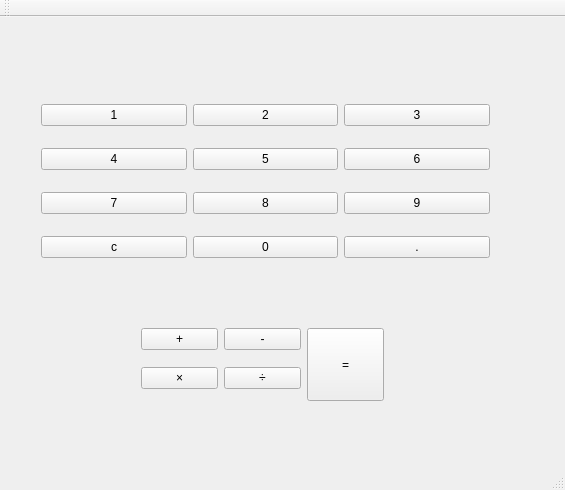
Above: mainwindow.ui from ChenbeBryant/ez_calculator before the change. Below: the same form after it.
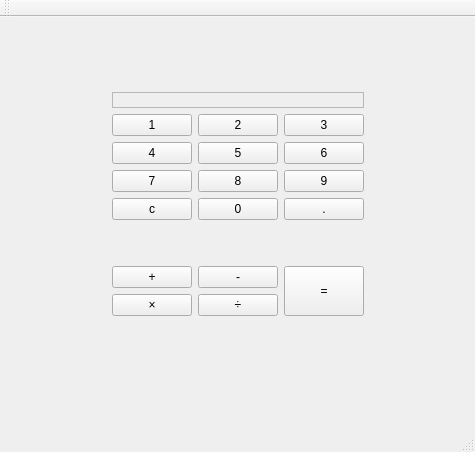
That is the form after the change.

Diff of the .ui file:
```diff
--- a/mainwindow.ui
+++ b/mainwindow.ui
@@ -6,52 +6,126 @@
    <rect>
     <x>0</x>
     <y>0</y>
-    <width>565</width>
-    <height>490</height>
+    <width>475</width>
+    <height>452</height>
    </rect>
   </property>
   <property name="windowTitle">
    <string>MainWindow</string>
   </property>
   <widget class="QWidget" name="centralWidget">
-   <widget class="QWidget" name="gridLayoutWidget">
-    <property name="geometry">
-     <rect>
-      <x>30</x>
-      <y>60</y>
-      <width>471</width>
-      <height>211</height>
-     </rect>
-    </property>
-    <layout class="QGridLayout" name="gridLayout">
-     <item row="0" column="0">
-      <widget class="QPushButton" name="NUM_1">
+   <property name="layoutDirection">
+    <enum>Qt::LeftToRight</enum>
+   </property>
+   <layout class="QGridLayout" name="gridLayout_3">
+    <item row="3" column="2">
+     <spacer name="horizontalSpacer_2">
+      <property name="orientation">
+       <enum>Qt::Horizontal</enum>
+      </property>
+      <property name="sizeHint" stdset="0">
+       <size>
+        <width>40</width>
+        <height>20</height>
+       </size>
+      </property>
+     </spacer>
+    </item>
+    <item row="1" column="1">
+     <widget class="QLabel" name="display_window">
+      <property name="cursor">
+       <cursorShape>ArrowCursor</cursorShape>
+      </property>
+      <property name="layoutDirection">
+       <enum>Qt::LeftToRight</enum>
+      </property>
+      <property name="autoFillBackground">
+       <bool>false</bool>
+      </property>
+      <property name="frameShape">
+       <enum>QFrame::StyledPanel</enum>
+      </property>
        <property name="text">
-        <string>1</string>
+       <string/>
        </property>
       </widget>
      </item>
+    <item row="3" column="0">
+     <spacer name="horizontalSpacer">
+      <property name="orientation">
+       <enum>Qt::Horizontal</enum>
+      </property>
+      <property name="sizeHint" stdset="0">
+       <size>
+        <width>40</width>
+        <height>20</height>
+       </size>
+      </property>
+     </spacer>
+    </item>
+    <item row="0" column="1">
+     <spacer name="verticalSpacer_2">
+      <property name="orientation">
+       <enum>Qt::Vertical</enum>
+      </property>
+      <property name="sizeHint" stdset="0">
+       <size>
+        <width>20</width>
+        <height>40</height>
+       </size>
+      </property>
+     </spacer>
+    </item>
+    <item row="4" column="1">
+     <spacer name="verticalSpacer_3">
+      <property name="orientation">
+       <enum>Qt::Vertical</enum>
+      </property>
+      <property name="sizeHint" stdset="0">
+       <size>
+        <width>20</width>
+        <height>40</height>
+       </size>
+      </property>
+     </spacer>
+    </item>
      <item row="2" column="1">
+     <layout class="QGridLayout" name="gridLayout">
+      <item row="3" column="1">
       <widget class="QPushButton" name="NUM_8">
        <property name="text">
         <string>8</string>
        </property>
       </widget>
      </item>
-     <item row="2" column="2">
+      <item row="0" column="0">
+       <widget class="QPushButton" name="NUM_1">
+        <property name="text">
+         <string>1</string>
+        </property>
+       </widget>
+      </item>
+      <item row="3" column="0">
+       <widget class="QPushButton" name="NUM_7">
+        <property name="text">
+         <string>7</string>
+        </property>
+       </widget>
+      </item>
+      <item row="0" column="2">
+       <widget class="QPushButton" name="NUM_3">
+        <property name="text">
+         <string>3</string>
+        </property>
+       </widget>
+      </item>
+      <item row="3" column="2">
       <widget class="QPushButton" name="NUM_9">
        <property name="text">
         <string>9</string>
        </property>
       </widget>
      </item>
-     <item row="1" column="0">
-      <widget class="QPushButton" name="NUM_4">
-       <property name="text">
-        <string>4</string>
-       </property>
-      </widget>
-     </item>
      <item row="0" column="1">
       <widget class="QPushButton" name="NUM_2">
        <property name="text">
@@ -59,17 +133,10 @@
        </property>
       </widget>
      </item>
-     <item row="0" column="2">
-      <widget class="QPushButton" name="NUM_3">
+      <item row="1" column="0">
+       <widget class="QPushButton" name="NUM_4">
        <property name="text">
-        <string>3</string>
-       </property>
-      </widget>
-     </item>
-     <item row="2" column="0">
-      <widget class="QPushButton" name="NUM_7">
-       <property name="text">
-        <string>7</string>
+         <string>4</string>
        </property>
       </widget>
      </item>
@@ -80,6 +147,13 @@
        </property>
       </widget>
      </item>
+      <item row="4" column="0">
+       <widget class="QPushButton" name="NUM_CLEAR">
+        <property name="text">
+         <string>c</string>
+        </property>
+       </widget>
+      </item>
      <item row="1" column="2">
       <widget class="QPushButton" name="NUM_6">
        <property name="text">
@@ -87,54 +161,39 @@
        </property>
       </widget>
      </item>
-     <item row="3" column="1">
+      <item row="4" column="1">
       <widget class="QPushButton" name="NUM_0">
        <property name="text">
         <string>0</string>
        </property>
       </widget>
      </item>
-     <item row="3" column="2">
+      <item row="4" column="2">
       <widget class="QPushButton" name="NUM_DEL">
        <property name="text">
         <string>.</string>
        </property>
       </widget>
      </item>
-     <item row="3" column="0">
-      <widget class="QPushButton" name="NUM_CLEAR">
-       <property name="text">
-        <string>c</string>
-       </property>
-      </widget>
-     </item>
-    </layout>
-   </widget>
-   <widget class="QWidget" name="gridLayoutWidget_2">
-    <property name="geometry">
-     <rect>
-      <x>130</x>
-      <y>300</y>
-      <width>265</width>
-      <height>95</height>
-     </rect>
-    </property>
+     </layout>
+    </item>
+    <item row="3" column="1">
     <layout class="QGridLayout" name="gridLayout_2">
-     <item row="0" column="1">
+      <item row="2" column="1" rowspan="3">
+       <widget class="QPushButton" name="pushButton_4">
+        <property name="text">
+         <string>÷</string>
+        </property>
+       </widget>
+      </item>
+      <item row="1" column="1">
       <widget class="QPushButton" name="BUT_MINUS">
        <property name="text">
         <string>-</string>
        </property>
       </widget>
      </item>
-     <item row="0" column="0">
-      <widget class="QPushButton" name="BUT_PLUS">
-       <property name="text">
-        <string>+</string>
-       </property>
-      </widget>
-     </item>
-     <item row="0" column="2" rowspan="4">
+      <item row="1" column="2" rowspan="4">
       <widget class="QPushButton" name="BUT_EQUAL">
        <property name="sizePolicy">
         <sizepolicy hsizetype="Minimum" vsizetype="Minimum">
@@ -153,35 +212,49 @@
        </property>
       </widget>
      </item>
-     <item row="1" column="1" rowspan="3">
-      <widget class="QPushButton" name="pushButton_4">
+      <item row="1" column="0">
+       <widget class="QPushButton" name="BUT_PLUS">
        <property name="text">
-        <string>÷</string>
+         <string>+</string>
        </property>
       </widget>
      </item>
-     <item row="1" column="0" rowspan="3">
+      <item row="2" column="0" rowspan="3">
       <widget class="QPushButton" name="BUT_MUTI">
        <property name="text">
         <string>×</string>
        </property>
       </widget>
      </item>
-    </layout>
-   </widget>
-   <widget class="QLabel" name="display_window">
-    <property name="geometry">
-     <rect>
-      <x>90</x>
-      <y>14</y>
-      <width>381</width>
-      <height>31</height>
-     </rect>
-    </property>
-    <property name="text">
-     <string/>
-    </property>
-   </widget>
+      <item row="5" column="2">
+       <spacer name="verticalSpacer">
+        <property name="orientation">
+         <enum>Qt::Vertical</enum>
+        </property>
+        <property name="sizeHint" stdset="0">
+         <size>
+          <width>20</width>
+          <height>40</height>
+         </size>
+        </property>
+       </spacer>
+      </item>
+      <item row="0" column="1">
+       <spacer name="verticalSpacer_4">
+        <property name="orientation">
+         <enum>Qt::Vertical</enum>
+        </property>
+        <property name="sizeHint" stdset="0">
+         <size>
+          <width>20</width>
+          <height>40</height>
+         </size>
+        </property>
+       </spacer>
+      </item>
+     </layout>
+    </item>
+   </layout>
   </widget>
   <widget class="QMenuBar" name="menuBar">
    <property name="geometry">
```
Left out of the diff: 2 changed lines with no effect on the pictures. Lines whose indentation alone changed are shown as unchanged.
